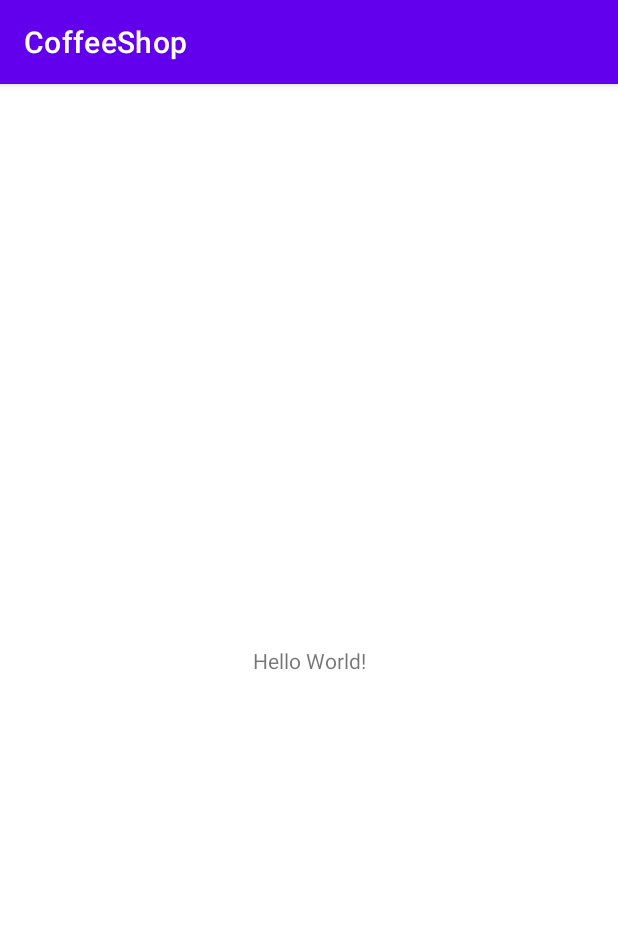
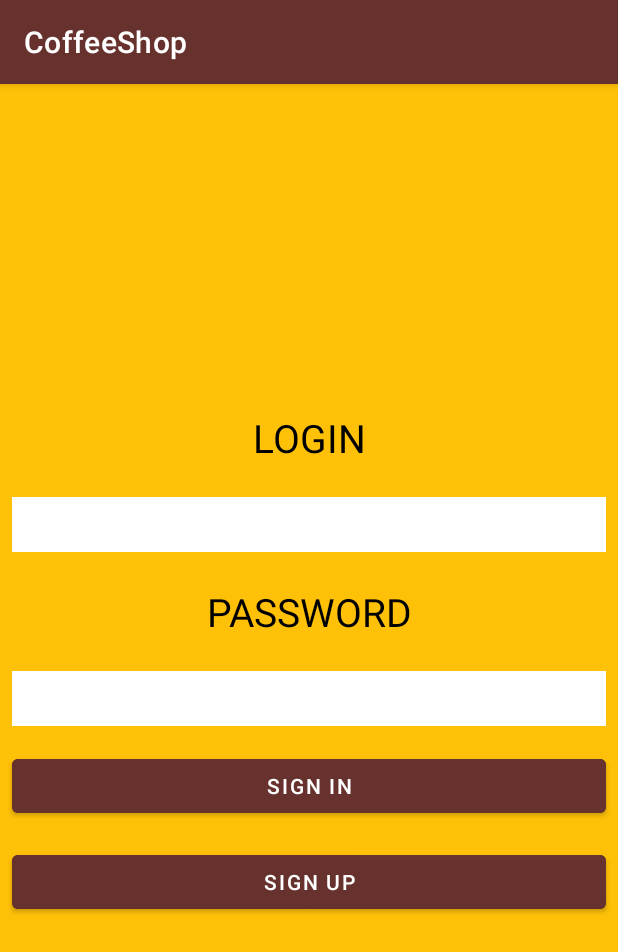
Before and after one commit to graphorismo/CoffeeShop, an Android app: the screen it shows after launch (MainActivity), on a phone screen of 412 x 824 dp. Shown: the top 952 px of the screen. Run offline under Robolectric (Android 15) with nearby library versions, the phone set to English and light mode, and no system bars.

Commit message:
Change some colors. Add login activity design.

```diff
--- a/app/src/main/res/layout/activity_main.xml
+++ b/app/src/main/res/layout/activity_main.xml
@@ -1,18 +1,70 @@
 <?xml version="1.0" encoding="utf-8"?>
-<androidx.constraintlayout.widget.ConstraintLayout xmlns:android="http://schemas.android.com/apk/res/android"
+<LinearLayout xmlns:android="http://schemas.android.com/apk/res/android"
     xmlns:app="http://schemas.android.com/apk/res-auto"
     xmlns:tools="http://schemas.android.com/tools"
     android:layout_width="match_parent"
     android:layout_height="match_parent"
-    tools:context=".MainActivity">
+    android:orientation="vertical"
+    android:background="@color/yellow"
+    android:gravity="center">
 
     <TextView
-        android:layout_width="wrap_content"
+        android:layout_width="match_parent"
         android:layout_height="wrap_content"
-        android:text="Hello World!"
-        app:layout_constraintBottom_toBottomOf="parent"
-        app:layout_constraintEnd_toEndOf="parent"
-        app:layout_constraintStart_toStartOf="parent"
-        app:layout_constraintTop_toTopOf="parent" />
+        android:text="LOGIN"
+        android:textSize="26dp"
+        android:gravity="center"
+        android:textColor="@color/black"
+        android:layout_margin="8dp"
+        android:padding="6dp"/>
 
-</androidx.constraintlayout.widget.ConstraintLayout>
+
+    <EditText
+        android:id="@+id/editTextTextPersonName"
+        android:layout_width="match_parent"
+        android:layout_height="wrap_content"
+        android:ems="10"
+        android:inputType="textPersonName"
+        android:layout_margin="8dp"
+        android:padding="6dp"
+        android:background="@color/white"/>
+
+    <TextView
+        android:layout_width="match_parent"
+        android:layout_height="wrap_content"
+        android:text="PASSWORD"
+        android:textSize="26dp"
+        android:gravity="center"
+        android:textColor="@color/black"
+        android:layout_margin="8dp"
+        android:padding="6dp"/>
+
+    <EditText
+        android:id="@+id/editTextTextPassword"
+        android:layout_width="match_parent"
+        android:layout_height="wrap_content"
+        android:ems="10"
+        android:inputType="textPassword"
+        android:layout_margin="8dp"
+        android:padding="6dp"
+        android:background="@color/white"/>
+
+    <Button
+        android:id="@+id/button"
+        android:layout_width="match_parent"
+        android:layout_height="wrap_content"
+        android:text="SIGN IN"
+        android:layout_margin="8dp"
+        android:padding="6dp"
+        android:backgroundTint="@color/coffee"/>
+
+    <Button
+        android:id="@+id/button2"
+        android:layout_width="match_parent"
+        android:layout_height="wrap_content"
+        android:text="SIGN UP"
+        android:layout_margin="8dp"
+        android:padding="6dp"
+        android:backgroundTint="@color/coffee"/>
+
+</LinearLayout>
--- a/app/src/main/res/values/colors.xml
+++ b/app/src/main/res/values/colors.xml
@@ -7,4 +7,6 @@
     <color name="teal_700">#FF018786</color>
     <color name="black">#FF000000</color>
     <color name="white">#FFFFFFFF</color>
+    <color name="yellow">#FFC107</color>
+    <color name="coffee">#67322E</color>
 </resources>
--- a/app/src/main/res/values/themes.xml
+++ b/app/src/main/res/values/themes.xml
@@ -2,8 +2,8 @@
     <!-- Base application theme. -->
     <style name="Theme.CoffeeShop" parent="Theme.MaterialComponents.DayNight.DarkActionBar">
         <!-- Primary brand color. -->
-        <item name="colorPrimary">@color/purple_500</item>
-        <item name="colorPrimaryVariant">@color/purple_700</item>
+        <item name="colorPrimary">@color/coffee</item>
+        <item name="colorPrimaryVariant">@color/coffee</item>
         <item name="colorOnPrimary">@color/white</item>
         <!-- Secondary brand color. -->
         <item name="colorSecondary">@color/teal_200</item>
```
